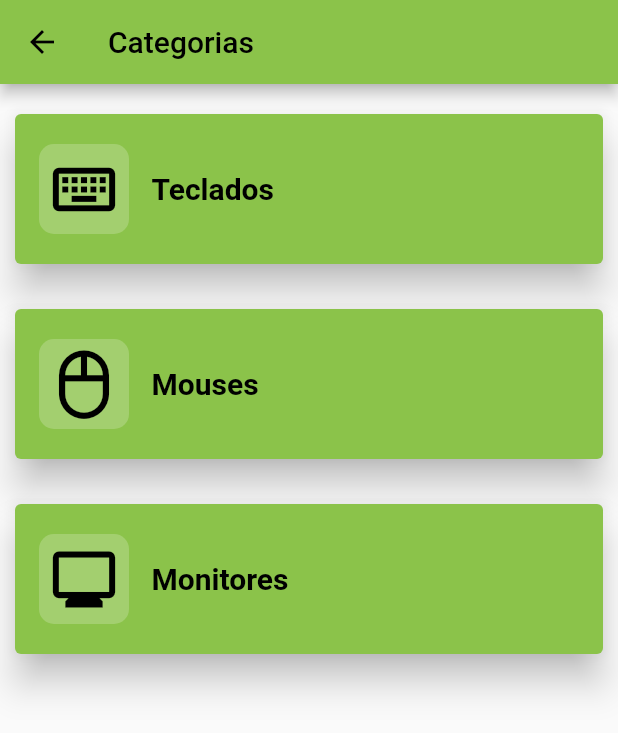
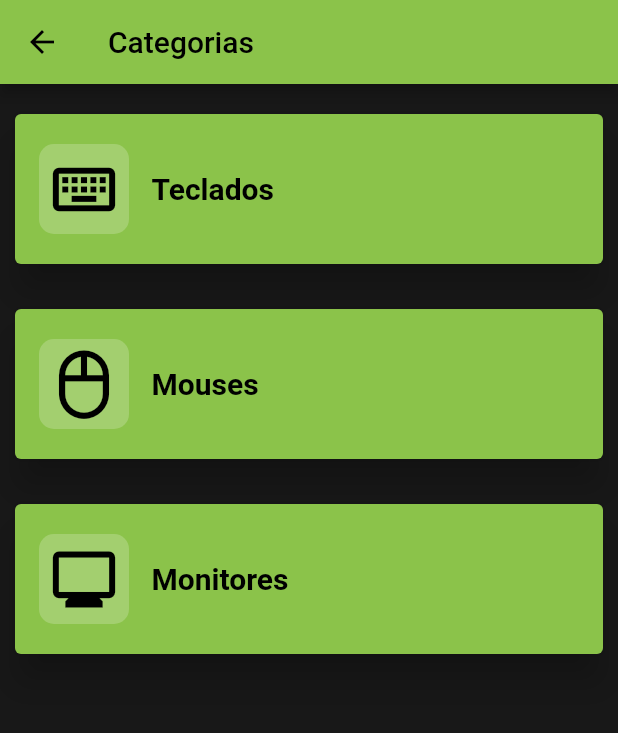
Before and after one commit to LeandroTheDev/malugos_project, a Flutter app: the HomePage screen opened by its route, in the side drawer, after a tap on "Categorias", on a phone screen of 412 x 824 dp. Shown: the top 733 px of the screen. Run offline on Flutter 3.47's test engine with Material 2 defaults, Android fonts, the phone set to English and light mode, and no system bars; our stand-ins replace carousel_slider, shared_preferences; missing offline and left inert: mysql1; accounts and stored records are empty; network calls fail.

Commit message:
Redesign 0.3

```diff
--- a/lib/components/drawer.dart
+++ b/lib/components/drawer.dart
@@ -46,9 +46,10 @@ class AppDrawer extends StatelessWidget {
             //Category button
             SizedBox(
               height: 30,
-              width: screenSize.width * 0.50,
+              width: screenSize.width * 0.40,
               child: ElevatedButton(
-                style: ElevatedButton.styleFrom(backgroundColor: Colors.white),
+                style: ElevatedButton.styleFrom(
+                    backgroundColor: Colors.lightGreen),
                 onPressed: () {
                   Navigator.of(context).pushNamed('/categorypage');
                 },
@@ -67,9 +68,10 @@ class AppDrawer extends StatelessWidget {
             //Profile button
             SizedBox(
               height: 30,
-              width: screenSize.width * 0.50,
+              width: screenSize.width * 0.40,
               child: ElevatedButton(
-                style: ElevatedButton.styleFrom(backgroundColor: Colors.white),
+                style: ElevatedButton.styleFrom(
+                    backgroundColor: Colors.lightGreen),
                 onPressed: () {
                   Navigator.of(context).pushNamed('/profilepage');
                 },
@@ -88,9 +90,10 @@ class AppDrawer extends StatelessWidget {
             //Configuration button
             SizedBox(
               height: 30,
-              width: screenSize.width * 0.50,
+              width: screenSize.width * 0.40,
               child: ElevatedButton(
-                style: ElevatedButton.styleFrom(backgroundColor: Colors.white),
+                style: ElevatedButton.styleFrom(
+                    backgroundColor: Colors.lightGreen),
                 onPressed: () {
                   Navigator.of(context).pushNamed('/configurationpage');
                 },
--- a/lib/main.dart
+++ b/lib/main.dart
@@ -1,6 +1,7 @@
 import 'package:flutter/material.dart';
 import 'package:malugos_project/data/provider.dart';
 import 'package:malugos_project/pages/authpage.dart';
+import 'package:malugos_project/pages/authremember.dart';
 import 'package:malugos_project/pages/drawer_page/categorypage.dart';
 import 'package:malugos_project/pages/drawer_page/configurationpage.dart';
 import 'package:malugos_project/pages/drawer_page/profilepage.dart';
@@ -33,6 +34,7 @@ class MyApp extends StatelessWidget {
     return MaterialApp(
       title: 'Malugos',
       theme: ThemeData(
+        scaffoldBackgroundColor: const Color.fromARGB(255, 24, 24, 24),
         primarySwatch: Colors.lightGreen,
       ),
       routes: {
@@ -53,6 +55,6 @@ class MyHomePage extends StatelessWidget {
 
   @override
   Widget build(BuildContext context) {
-    return const AuthPage();
+    return const AuthRemember();
   }
 }
--- a/lib/pages/homepage.dart
+++ b/lib/pages/homepage.dart
@@ -96,7 +96,6 @@ class _HomePageState extends State<HomePage> {
 
     final screenSize = MediaQuery.of(context).size;
     return Scaffold(
-      backgroundColor: Colors.black,
       //Drawer
       drawer: Theme(
         data: Theme.of(context).copyWith(
```
Also changed, not shown: lib/pages/authpage.dart (+0 -73 lines), lib/pages/authremember.dart (added, +100 -0 lines), lib/pages/drawer_page/profilepage.dart (+52 -30 lines), 1 other file.
